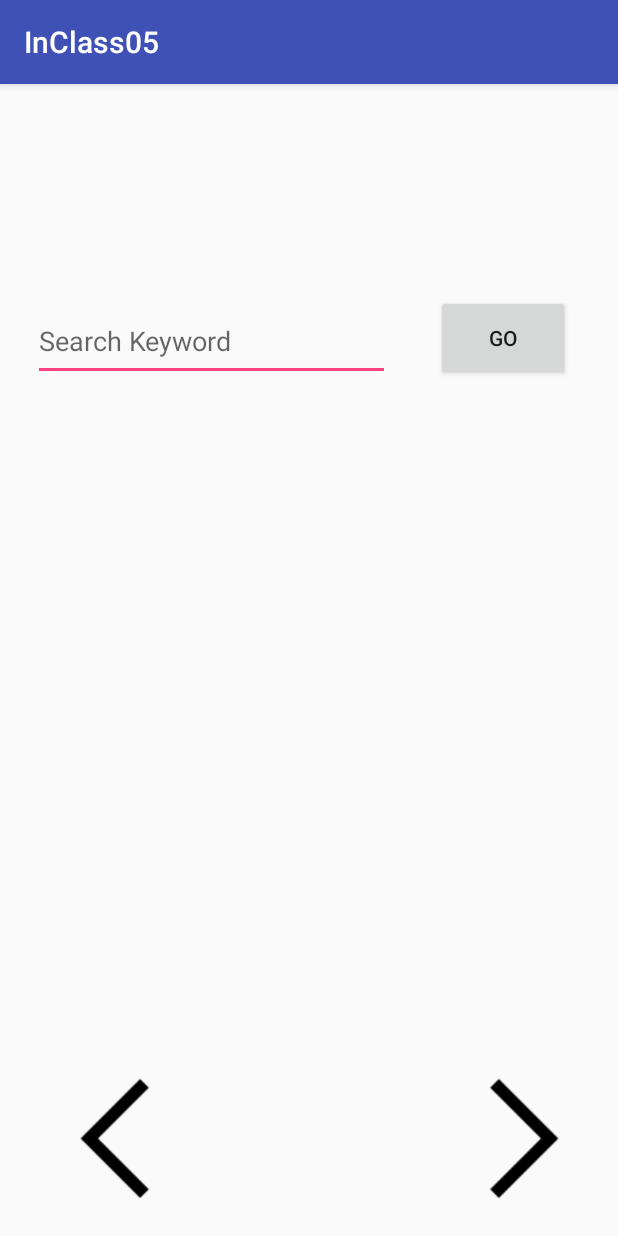
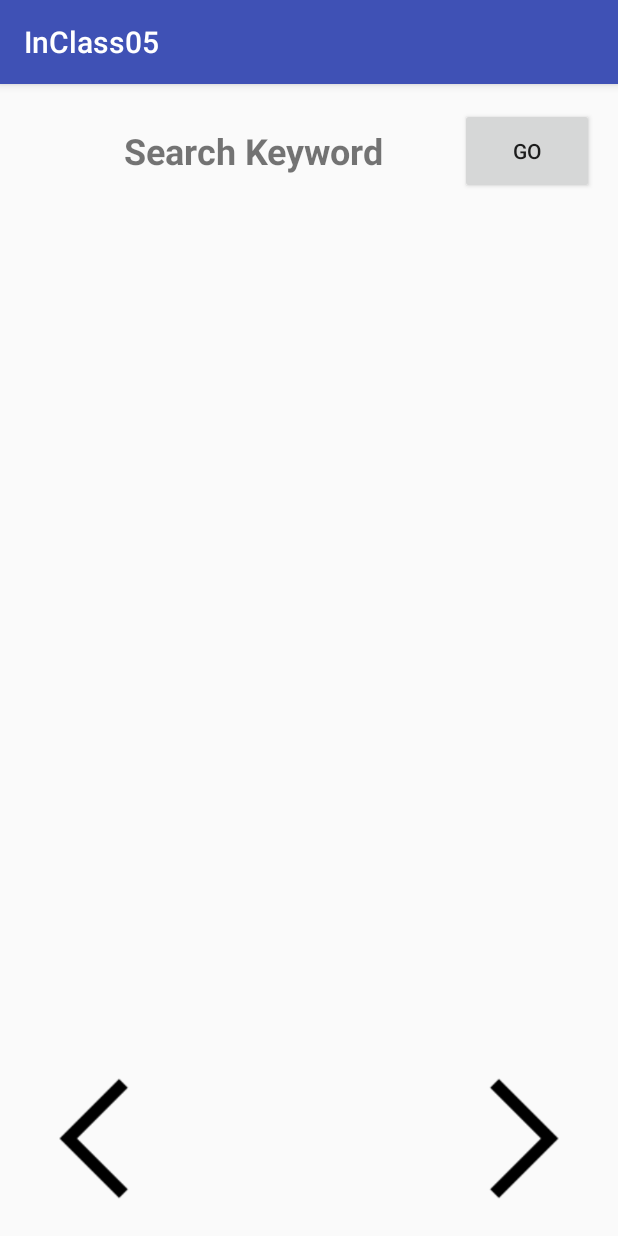
Before and after one commit to Dimanor3/AppDevClass, an Android app: the screen it shows after launch (MainActivity), on a phone screen of 412 x 824 dp. Run offline under Robolectric (Android 15) with nearby library versions, the phone set to English and light mode, and no system bars.

Commit message:
Got a lot done :)

```diff
--- a/InClassAssignment/InClass05/app/src/main/res/layout/activity_main.xml
+++ b/InClassAssignment/InClass05/app/src/main/res/layout/activity_main.xml
@@ -7,54 +7,53 @@
     android:layout_height="match_parent"
     tools:context="com.example.dimanor3.inclass05.MainActivity">
 
-    <EditText
-        android:id="@+id/keyword"
-        android:layout_width="238dp"
-        android:layout_height="53dp"
-        android:layout_marginBottom="328dp"
-        android:layout_marginEnd="25dp"
-        android:layout_marginStart="16dp"
-        android:layout_marginTop="16dp"
-        android:ems="10"
-        android:hint="@string/keyWord"
-        android:inputType="textPassword"
-        app:layout_constraintBottom_toTopOf="@+id/back"
-        app:layout_constraintEnd_toStartOf="@+id/go"
-        app:layout_constraintStart_toStartOf="parent"
-        app:layout_constraintTop_toTopOf="parent" />
-
     <Button
-        android:id="@+id/go"
+        android:id="@+id/goButton"
         android:layout_width="89dp"
         android:layout_height="57dp"
-        android:layout_marginBottom="328dp"
-        android:layout_marginEnd="32dp"
-        android:layout_marginTop="12dp"
+        android:layout_marginEnd="16dp"
+        android:layout_marginTop="16dp"
+        android:onClick="go"
         android:text="@string/go"
-        app:layout_constraintBottom_toTopOf="@+id/forward"
         app:layout_constraintEnd_toEndOf="parent"
-        app:layout_constraintTop_toTopOf="parent" />
+        app:layout_constraintTop_toTopOf="parent"/>
 
     <ImageView
-        android:id="@+id/back"
+        android:id="@+id/previousButton"
         android:layout_width="104dp"
         android:layout_height="98dp"
         android:layout_marginBottom="16dp"
-        android:layout_marginEnd="144dp"
         android:layout_marginStart="16dp"
+        android:onClick="previous"
         app:layout_constraintBottom_toBottomOf="parent"
-        app:layout_constraintEnd_toStartOf="@+id/forward"
         app:layout_constraintStart_toStartOf="parent"
-        app:srcCompat="@drawable/prev" />
+        app:srcCompat="@drawable/prev"/>
 
     <ImageView
-        android:id="@+id/forward"
+        android:id="@+id/forwardButton"
         android:layout_width="104dp"
         android:layout_height="98dp"
         android:layout_marginBottom="16dp"
         android:layout_marginEnd="16dp"
+        android:onClick="next"
         app:layout_constraintBottom_toBottomOf="parent"
         app:layout_constraintEnd_toEndOf="parent"
         app:srcCompat="@drawable/next" />
 
+    <TextView
+        android:id="@+id/searchKeywordTextView"
+        android:layout_width="233dp"
+        android:layout_height="33dp"
+        android:layout_marginEnd="8dp"
+        android:layout_marginStart="8dp"
+        android:layout_marginTop="28dp"
+        android:text="@string/keyWord"
+        android:textAlignment="center"
+        android:textSize="24sp"
+        android:textStyle="bold"
+        app:layout_constraintEnd_toStartOf="@+id/goButton"
+        app:layout_constraintHorizontal_bias="0.766"
+        app:layout_constraintStart_toStartOf="parent"
+        app:layout_constraintTop_toTopOf="parent"/>
+
 </android.support.constraint.ConstraintLayout>
```
Also changed, not shown: InClassAssignment/InClass05/app/src/main/java/com/example/dimanor3/inclass05/MainActivity.java (+115 -12 lines), InClassAssignment/InClass05/app/src/main/java/com/example/dimanor3/inclass05/RequestParams.java (added, +25 -0 lines), 1 other file.
